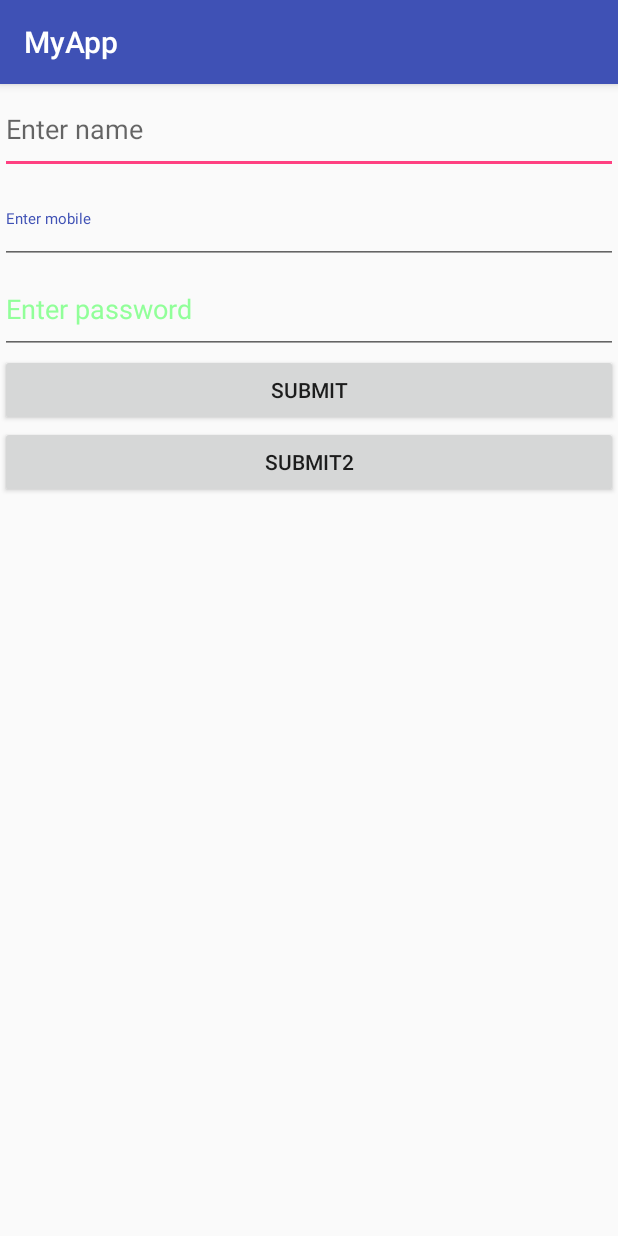
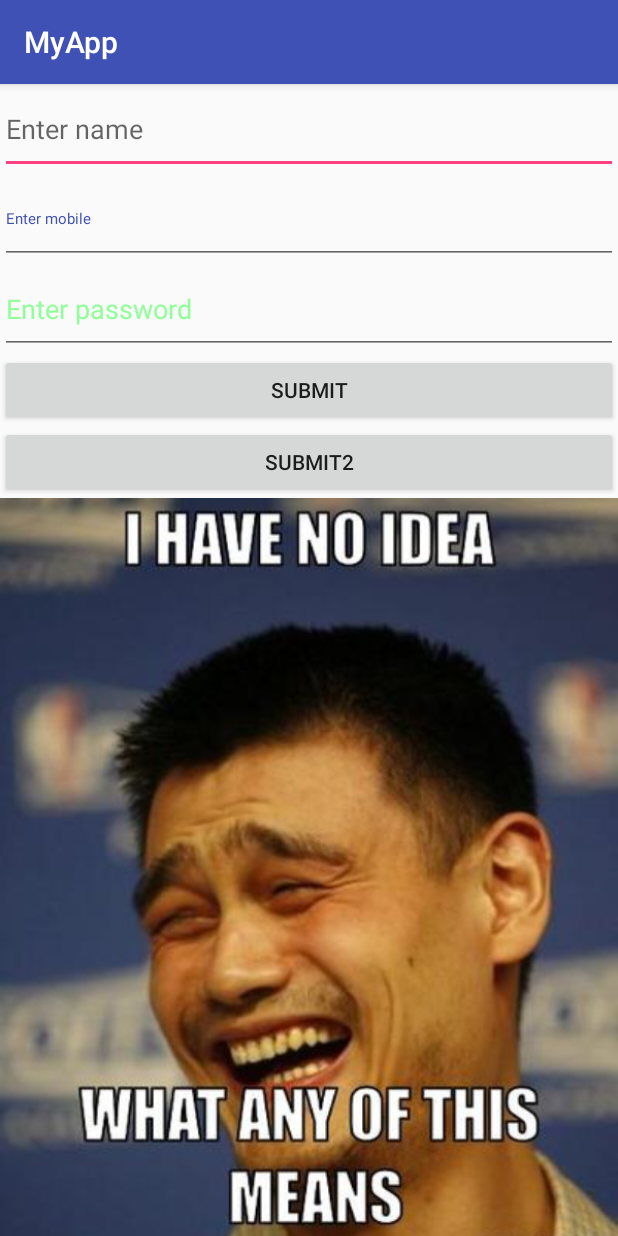
Before and after one commit to theshivamlko/Class_Gargi, an Android app: the screen it shows after launch (EditTextActivity), after a tap on "SUBMIT", on a phone screen of 412 x 824 dp. Run offline under Robolectric (Android 15) with nearby library versions, the phone set to English and light mode, and no system bars.

Commit message:
imageview

```diff
--- a/MyApp/app/src/main/java/com/navoki/myapp/EditTextActivity.java
+++ b/MyApp/app/src/main/java/com/navoki/myapp/EditTextActivity.java
@@ -8,6 +8,7 @@ import android.util.Log;
 import android.view.View;
 import android.widget.Button;
 import android.widget.EditText;
+import android.widget.ImageView;
 import android.widget.Toast;
 
 public class EditTextActivity extends AppCompatActivity {
@@ -17,11 +18,13 @@ public class EditTextActivity extends AppCompatActivity {
     private EditText edtPass;
     private Button submit;
     private Button submit2;
+    private ImageView image;
 
 
     @Override
     protected void onCreate(@Nullable Bundle savedInstanceState) {
         super.onCreate(savedInstanceState);
+
         setContentView(R.layout.activity_edittext);
 
         edtName = findViewById(R.id.edtName);
@@ -29,10 +32,19 @@ public class EditTextActivity extends AppCompatActivity {
         edtPass = findViewById(R.id.edtPass);
         submit = findViewById(R.id.submit);
         submit2 = findViewById(R.id.submit2);
+        image =  findViewById(R.id.image);
+
+        submit.setOnClickListener(onClickListener);
 
 
-        submit.setOnClickListener(onClickListener);
-        //  submit2.setOnClickListener(onClickListener);
+        submit2.setOnClickListener(new View.OnClickListener() {
+            @Override
+            public void onClick(View view) {
+                Toast.makeText(EditTextActivity.this, "CLick", Toast.LENGTH_SHORT).show();
+                image.setImageResource(R.drawable.logo);
+
+            }
+        });
 
     }
 
@@ -43,26 +55,23 @@ public class EditTextActivity extends AppCompatActivity {
             String mobile = edtMobile.getText().toString();
             String pass = edtPass.getText().toString();
 
+            Log.e("MSG", name);
+
             if (!TextUtils.isEmpty(name)) // check if null or   ""
             {
                 if (!TextUtils.isEmpty(mobile) && mobile.length() == 10) {
 
                     if (!TextUtils.isEmpty(pass) && pass.length() >= 8) {
+                        // save in server
                         Toast.makeText(EditTextActivity.this, "User Registered", Toast.LENGTH_SHORT).show();
                     } else
                         Toast.makeText(EditTextActivity.this, "Enter pass greater than 8", Toast.LENGTH_SHORT).show();
-
                 } else
                     Toast.makeText(EditTextActivity.this, "Enter valid mobile", Toast.LENGTH_SHORT).show();
 
             } else
                 Toast.makeText(EditTextActivity.this, "Enter valid name", Toast.LENGTH_SHORT).show();
 
-
-            Log.e("FIELDS", name);
-            Log.e("FIELDS", mobile);
-            Log.e("FIELDS", pass);
-
         }
     };
 }
--- a/MyApp/app/src/main/res/layout/activity_edittext.xml
+++ b/MyApp/app/src/main/res/layout/activity_edittext.xml
@@ -41,5 +41,11 @@
         android:layout_height="wrap_content"
         android:text="Submit2"
         android:id="@+id/submit2"/>
+    <ImageView
+        android:id="@+id/image"
+        android:layout_width="match_parent"
+        android:layout_height="wrap_content"
+        android:src="@drawable/image"
+        android:scaleType="centerCrop"/>
 
 </LinearLayout>
```
Also changed, not shown: MyApp/app/src/main/res/drawable/image.jpg (added), MyApp/app/src/main/res/drawable/logo.png (added).
